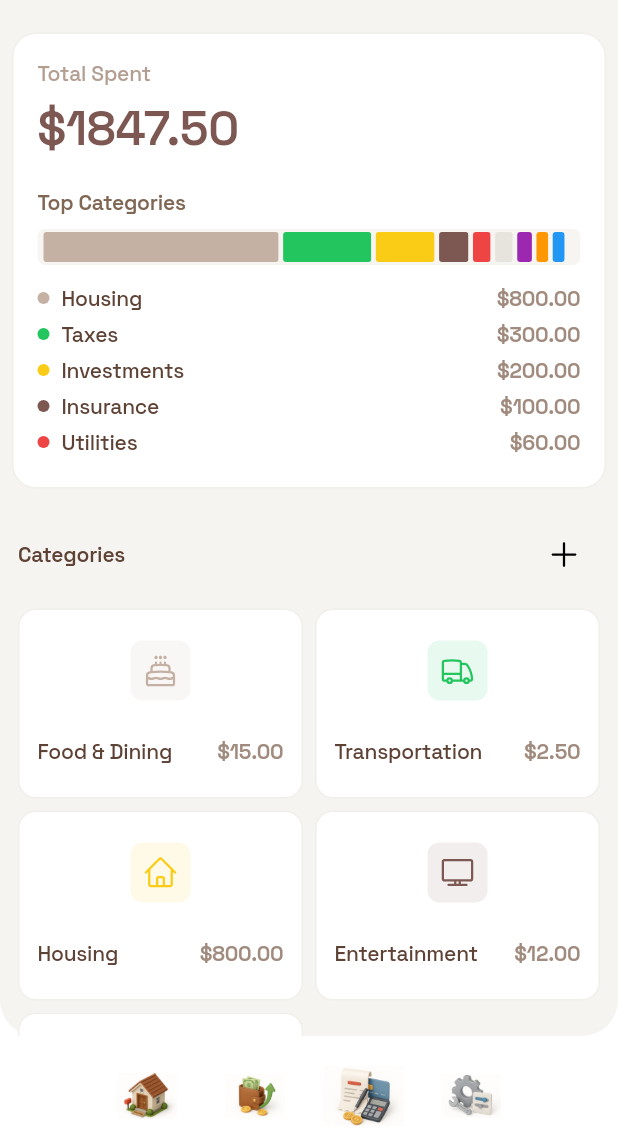
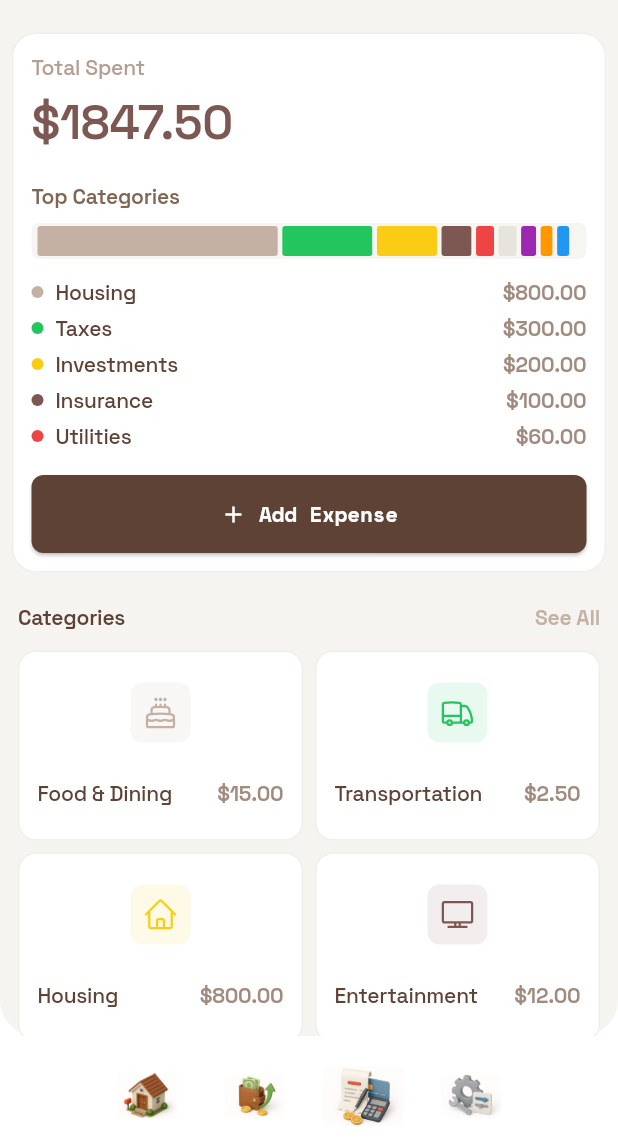
Before and after one commit to Dannny-Babs/tally, a Flutter app: the screen it shows after launch, item 3 of the bottom bar chosen, on a phone screen of 412 x 824 dp, the part 92-1236 px from its top. Run offline on Flutter 3.47's test engine with Material 3 defaults, Android fonts, the phone set to English and light mode, and no system bars; our stand-ins replace dropdown_button2, equatable, fl_chart, flutter_bloc, google_fonts, heroicons.

Commit message:
refactor: improve layout and functionality in ExpenseScreen and IncomeScreen
- Enhanced ExpenseScreen with a new 'Add Expense' button for better user interaction.
- Updated padding and alignment for various UI elements in ExpenseScreen for improved visual consistency.
- Refactored IncomeScreen to include a notification listener for loading more transactions when scrolling.
- Improved the layout of income details and added a button for adding income, enhancing user experience.
- Streamlined the code structure for better readability and maintainability.

```diff
--- a/lib/features/transactions/views/expense_screen.dart
+++ b/lib/features/transactions/views/expense_screen.dart
@@ -81,17 +81,21 @@ class ExpenseScreen extends StatelessWidget {
                             child: Padding(
                               padding: const EdgeInsets.all(12),
                               child: Row(
-                                mainAxisAlignment: MainAxisAlignment.spaceBetween,
+                                mainAxisAlignment:
+                                    MainAxisAlignment.spaceBetween,
                                 children: [
                                   Column(
-                                    crossAxisAlignment: CrossAxisAlignment.start,
+                                    crossAxisAlignment:
+                                        CrossAxisAlignment.start,
                                     children: [
                                       Text(
                                         'Expenses',
-                                        style: AppTextStyles.displaySmall.copyWith(
+                                        style: AppTextStyles.displaySmall
+                                            .copyWith(
                                               color: AppColors.neutral900,
                                               fontFamily:
-                                              GoogleFonts.spaceGrotesk().fontFamily,
+                                                  GoogleFonts.spaceGrotesk()
+                                                      .fontFamily,
                                               fontSize: 20,
                                               letterSpacing: -0.5,
                                               fontWeight: FontWeight.w600,
@@ -99,11 +103,13 @@ class ExpenseScreen extends StatelessWidget {
                                       ),
                                       Text(
                                         'Track your spending',
-                                        style: AppTextStyles.bodyMedium.copyWith(
+                                        style: AppTextStyles.bodyMedium
+                                            .copyWith(
                                               color: AppColors.neutral700,
                                               letterSpacing: -0.15,
                                               fontFamily:
-                                              GoogleFonts.spaceGrotesk().fontFamily,
+                                                  GoogleFonts.spaceGrotesk()
+                                                      .fontFamily,
                                               fontSize: 14,
                                             ),
                                       ),
@@ -116,7 +122,8 @@ class ExpenseScreen extends StatelessWidget {
                                         isScrollControlled: true,
                                         backgroundColor: Colors.transparent,
                                         builder:
-                                            (context) => const AddExpenseModal(),
+                                            (context) =>
+                                                const AddExpenseModal(),
                                       );
                                     },
                                     icon: HeroIcon(
@@ -135,7 +142,7 @@ class ExpenseScreen extends StatelessWidget {
                       if (state is TransactionLoaded)
                         SliverToBoxAdapter(
                           child: Container(
-                            padding: const EdgeInsets.all(16),
+                            padding: const EdgeInsets.all(12),
                             margin: const EdgeInsets.all(8),
                             decoration: BoxDecoration(
                               color: Colors.white,
@@ -172,6 +179,44 @@ class ExpenseScreen extends StatelessWidget {
                                 TopCategoriesWidget(
                                   categoryTotals: state.categoryTotals,
                                 ),
+                                const SizedBox(height: 12),
+                                SizedBox(
+                                  width: double.infinity,
+                                  child: ElevatedButton.icon(
+                                    onPressed: () {
+                                      showModalBottomSheet(
+                                        context: context,
+                                        backgroundColor: Colors.transparent,
+                                        isScrollControlled: true,
+                                        builder: (_) => const AddExpenseModal(),
+                                      );
+                                    },
+                                    icon: const Icon(
+                                      Icons.add,
+                                      color: Colors.white,
+                                    ),
+                                    label: Text(
+                                      'Add Expense',
+                                      style: AppTextStyles.bodyMedium.copyWith(
+                                        color: Colors.white,
+                                        fontWeight: FontWeight.w600,
+                                        letterSpacing: -0.15,
+                                        fontFamily:
+                                            GoogleFonts.spaceMono().fontFamily,
+                                      ),
+                                    ),
+                                    style: ElevatedButton.styleFrom(
+                                      backgroundColor: AppColors.neutral900,
+                                      foregroundColor: AppColors.surfaceLight,
+                                      padding: const EdgeInsets.symmetric(
+                                        vertical: 16,
+                                      ),
+                                      shape: RoundedRectangleBorder(
+                                        borderRadius: BorderRadius.circular(8),
+                                      ),
+                                    ),
+                                  ),
+                                ),
                               ],
                             ),
                           ),
@@ -189,15 +234,24 @@ class ExpenseScreen extends StatelessWidget {
                                 style: AppTextStyles.bodyMedium.copyWith(
                                   color: AppColors.textPrimaryLight,
                                   fontWeight: FontWeight.w600,
-                                  fontFamily: GoogleFonts.spaceGrotesk().fontFamily,
+                                  fontFamily:
+                                      GoogleFonts.spaceGrotesk().fontFamily,
                                   fontSize: 14,
                                   letterSpacing: -0.15,
                                 ),
                               ),
-                              IconButton(
-                                onPressed: () {},
-                                icon: HeroIcon(
-                                  HeroIcons.plus,
+                              InkWell(
+                                onTap: () {},
+                                child: Text(
+                                  'See All',
+                                  style: AppTextStyles.bodyMedium.copyWith(
+                                    color: AppColors.primary500,
+                                    fontWeight: FontWeight.w600,
+                                    fontFamily:
+                                        GoogleFonts.spaceGrotesk().fontFamily,
+                                    fontSize: 14,
+                                    letterSpacing: -0.15,
+                                  ),
                                 ),
                               ),
                             ],
@@ -427,7 +481,11 @@ class _SliverHeaderDelegate extends SliverPersistentHeaderDelegate {
   _SliverHeaderDelegate({required this.child});
 
   @override
-  Widget build(BuildContext context, double shrinkOffset, bool overlapsContent) {
+  Widget build(
+    BuildContext context,
+    double shrinkOffset,
+    bool overlapsContent,
+  ) {
     return child;
   }
 
```
Also changed, not shown: lib/features/transactions/views/income_screen.dart (+88 -74 lines). Lines whose indentation alone changed are shown as unchanged.
